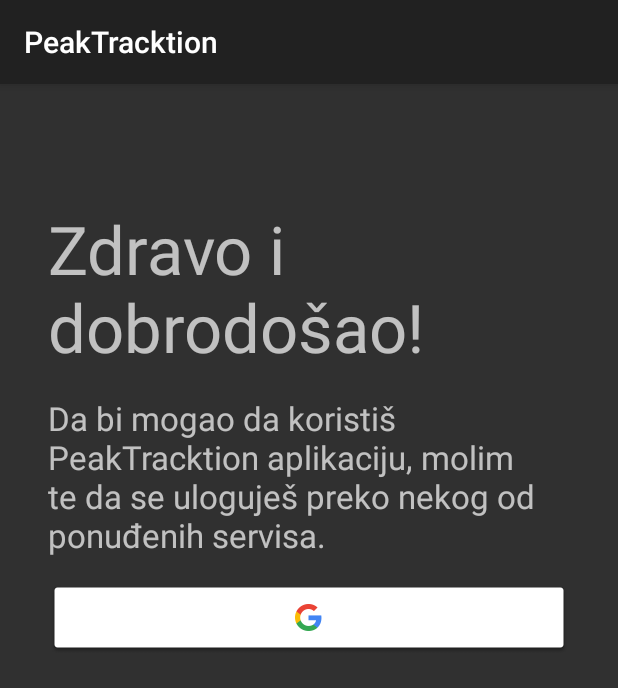
After one commit to Pritilender/PeakTracktion, an Android app: the layout activity_login.xml on its own in the app's theme, with its tools: preview values and no code run, on a phone screen of 412 x 824 dp. The commit adds this screen. Shown: the top 688 px of the screen. Run offline under Robolectric (Android 15) with nearby library versions, the phone set to English and light mode, and no system bars.

Commit message:
basic google auth

```diff
--- /dev/null
+++ b/app/src/main/res/layout/activity_login.xml
@@ -0,0 +1,60 @@
+<LinearLayout xmlns:android="http://schemas.android.com/apk/res/android"
+  xmlns:app="http://schemas.android.com/apk/res-auto"
+  xmlns:tools="http://schemas.android.com/tools"
+  android:layout_width="match_parent"
+  android:layout_height="match_parent"
+  android:gravity="center_horizontal"
+  android:orientation="vertical"
+  android:paddingBottom="@dimen/activity_vertical_margin"
+  android:paddingLeft="@dimen/activity_horizontal_margin"
+  android:paddingRight="@dimen/activity_horizontal_margin"
+  android:paddingTop="@dimen/activity_vertical_margin"
+  tools:context="rs.elfak.miksa_mladen.peaktracktion.activities.LoginActivity">
+
+  <ProgressBar
+    android:id="@+id/progress_auth"
+    android:layout_width="match_parent"
+    android:layout_height="wrap_content"
+    android:indeterminate="true"
+    android:visibility="invisible" />
+
+  <LinearLayout
+    android:layout_width="match_parent"
+    android:layout_height="wrap_content"
+    android:orientation="vertical"
+    android:paddingLeft="@dimen/activity_horizontal_margin"
+    android:paddingRight="@dimen/activity_horizontal_margin"
+    android:paddingTop="@dimen/activity_vertical_margin">
+
+    <TextView
+      android:layout_width="match_parent"
+      android:layout_height="wrap_content"
+      android:paddingBottom="@dimen/activity_vertical_margin"
+      android:text="@string/text_hi"
+      android:textSize="20pt" />
+
+    <TextView
+      android:layout_width="match_parent"
+      android:layout_height="wrap_content"
+      android:text="@string/text_info"
+      android:textSize="10pt" />
+
+  </LinearLayout>
+
+  <LinearLayout
+    android:id="@+id/layout_buttons"
+    android:layout_width="fill_parent"
+    android:layout_height="wrap_content"
+    android:padding="@dimen/activity_horizontal_margin">
+
+    <com.google.android.gms.common.SignInButton
+      android:id="@+id/button_login_google"
+      android:layout_width="wrap_content"
+      android:layout_height="match_parent"
+      android:layout_weight="1"
+      app:buttonSize="icon_only"
+      app:colorScheme="auto" />
+
+  </LinearLayout>
+
+</LinearLayout>
--- a/app/src/main/res/values/strings.xml
+++ b/app/src/main/res/values/strings.xml
@@ -10,11 +10,13 @@
   <string name="settings">Podešavanja</string>
   <string name="about">O aplikaciji</string>
 
-  <string name="facebook_app_id">1682303098746163</string>
-  <string name="fb_login_protocol_scheme">fb1682303098746163</string>
-
-
   <string name="action_settings">Settings</string>
 
   <string name="hello_blank_fragment">Hello map fragment</string>
+  <string name="title_activity_login">Prijava</string>
+
+  <!--Auth-->
+  <string name="text_hi">Zdravo i dobrodošao!</string>
+  <string name="text_info">Da bi mogao da koristiš PeakTracktion aplikaciju, molim te
+    da se uloguješ preko nekog od ponuđenih servisa.</string>
 </resources>
```
Also changed, not shown: app/build.gradle (+5 -4 lines), app/src/main/AndroidManifest.xml (+7 -2 lines), app/src/main/java/rs/elfak/miksa_mladen/peaktracktion/activities/LoginActivity.java (added, +124 -0 lines).
